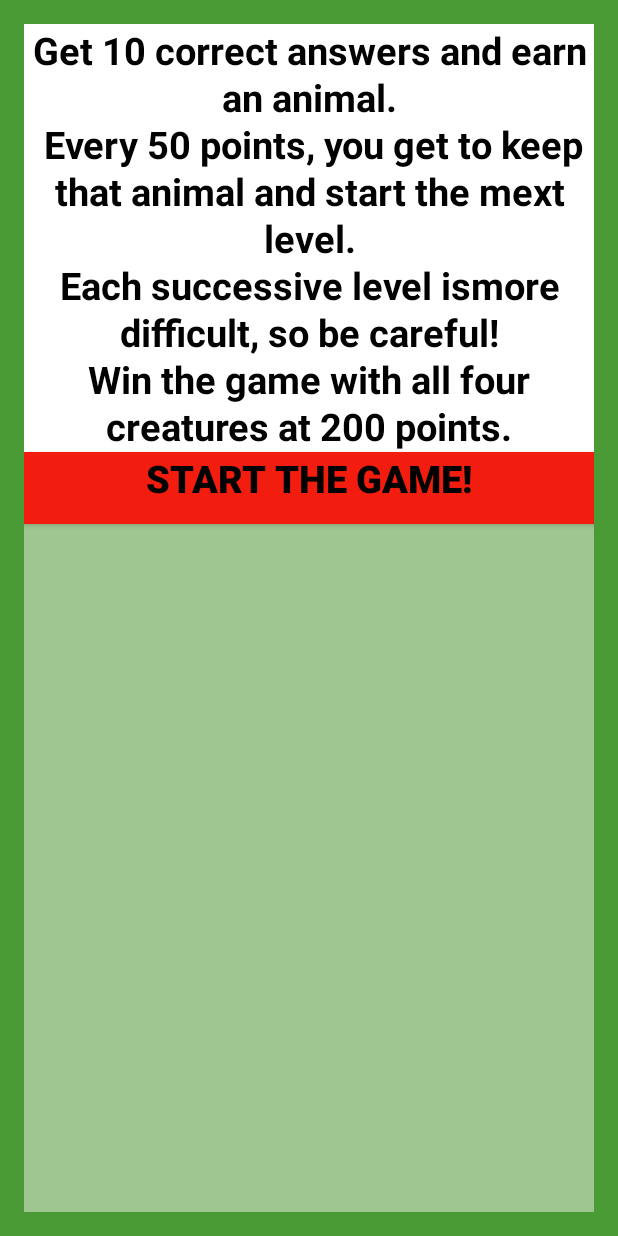
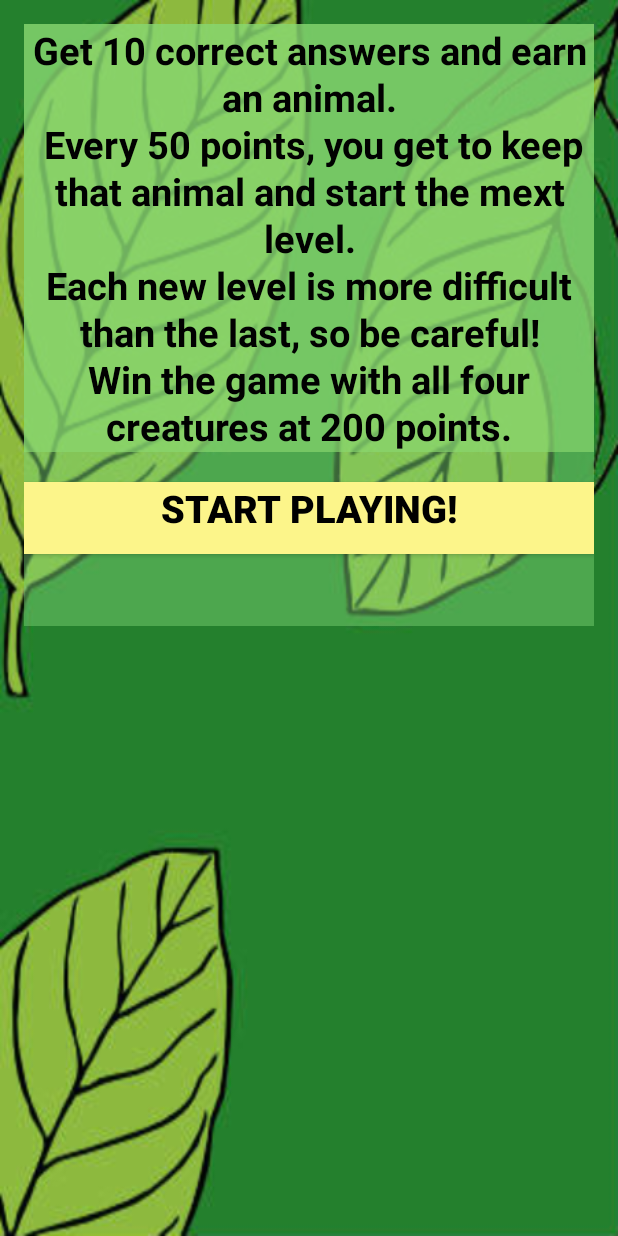
Before and after one commit to YSWilliger/Animal-Multiplication, an Android app: the GameActivity screen opened directly, with no data from a screen before it, on a phone screen of 412 x 824 dp. Run offline under Robolectric (Android 15) with nearby library versions, the phone set to English and light mode, and no system bars; our stand-ins replace AdMob.

Commit message:
Working game with fixed layout

```diff
--- a/app/src/main/java/com/maza/animalmultiplication/GameActivity.java
+++ b/app/src/main/java/com/maza/animalmultiplication/GameActivity.java
@@ -273,7 +273,7 @@ public class GameActivity extends AppCompatActivity implements TextView.OnEditor
 
         helpText.setText("Get 10 correct answers and earn an animal.\n Every 50 points," +
                 " you get to keep that animal and start the mext level.\n" +
-                "Each successive level ismore difficult, so be careful!\n" +
+                "Each new level is more difficult than the last, so be careful!\n" +
                 "Win the game with all four creatures at 200 points."
         );
 
--- a/app/src/main/res/layout/content_game.xml
+++ b/app/src/main/res/layout/content_game.xml
@@ -13,7 +13,7 @@
     app:layout_behavior="@string/appbar_scrolling_view_behavior"
     tools:context="com.maza.animalmultiplication.GameActivity"
     tools:showIn="@layout/activity_game"
-    android:background="#4a9a36">
+    android:background="@drawable/leaves1">
 
     <LinearLayout
         android:orientation="vertical"
@@ -28,19 +28,19 @@
     <LinearLayout
         android:orientation="horizontal"
         android:layout_width="match_parent"
-        android:layout_height="wrap_content">
+        android:layout_height="wrap_content"
+        android:layout_marginBottom="5dp">
 
         <ImageView
-            android:layout_width="64dp"
-            android:layout_height="50dp"
+            android:layout_width="55dp"
+            android:layout_height="55dp"
             android:id="@+id/qImageView"
-            android:src="@drawable/redquestion"
+            android:src="@drawable/redquestion1"
             android:layout_alignParentTop="true"
             android:layout_alignParentEnd="true"
             android:layout_weight="1.19"
             android:onClick="displayHelp"
             android:clickable="true"
-            android:padding="3dp"
             android:textAlignment="center"/>
 
         <ImageView
@@ -76,8 +76,8 @@
             android:layout_weight="1"/>
 
         <TextView
-            android:layout_width="wrap_content"
-            android:layout_height="50dp"
+            android:layout_width="75dp"
+            android:layout_height="55dp"
             android:id="@+id/pointsCounter"
             android:textSize="40sp"
             android:background="#e5f320"
@@ -95,14 +95,15 @@
             android:layout_height="50dp"
             android:id="@+id/correctView"
             android:textSize="40sp"
-        android:background="#61f6e2"
+            android:background="#fcf58a"
             android:textAlignment="center"
             android:textStyle="bold"
             android:textColor="@android:color/black"
-        android:layout_marginTop="5dp"
-        android:layout_marginRight="10dp"
-        android:layout_marginBottom="0dp"
-        android:textIsSelectable="false"/>
+            android:textIsSelectable="false"
+            android:layout_alignParentEnd="true"
+            android:layout_below="@+id/playButton"
+            android:layout_alignParentLeft="true"
+            android:layout_marginTop="5dp"/>
 
         <LinearLayout
         android:orientation="horizontal"
@@ -170,7 +171,7 @@
             android:textAlignment="center"
             android:textStyle="bold"
             android:textColor="@android:color/black"
-            android:background="#43f057"
+            android:background="#fcf58a"
             android:layout_marginLeft="15dp"
             android:layout_marginTop="10dp"
             android:layout_marginRight="15dp"
@@ -194,7 +195,7 @@
             android:layout_width="50dp"
             android:layout_height="50dp"
             android:id="@+id/mathText2"
-            android:background="#34e048"
+            android:background="#fcf58a"
             android:textAlignment="center"
             android:textStyle="bold"
             android:textSize="40sp"
@@ -212,15 +213,16 @@
 
     <EditText
         android:layout_width="match_parent"
-        android:layout_height="35dp"
+        android:layout_height="50dp"
         android:imeOptions="actionDone"
         android:inputType="number"
         android:ems="10"
         android:id="@+id/enterAnsText"
         android:textAlignment="center"
         android:textSize="30sp"
-        android:layout_marginLeft="10dp"
-        android:background="#e5f320"/>
+        android:background="#fcf58a"
+        android:layout_marginBottom="5dp"
+        android:autoText="true"/>
 
         <com.google.android.gms.ads.AdView
             android:layout_width="wrap_content"
@@ -236,29 +238,28 @@
     </LinearLayout>
 
     <RelativeLayout
-        android:layout_width="wrap_content"
-        android:layout_height="match_parent"
+        android:layout_width="match_parent"
+        android:layout_height="wrap_content"
         android:id="@+id/helpScreen"
-        android:background="#79fdf7f7"
         android:layout_alignParentTop="true"
         android:layout_alignParentStart="true"
-        android:nestedScrollingEnabled="false">
+        android:nestedScrollingEnabled="false"
+        android:background="#797ad172">
 
         <TextView
             android:layout_width="match_parent"
             android:layout_height="wrap_content"
             android:id="@+id/helpText"
-            android:layout_centerHorizontal="true"
-            android:layout_alignParentTop="true"
             android:textColor="#010101"
             android:textAlignment="center"
             android:textSize="25dp"
             android:lineSpacingExtra="2dp"
             android:autoText="false"
-            android:background="#ffffff"
+            android:background="#a68ad971"
             android:typeface="sans"
             android:textStyle="bold"
-            />
+            android:layout_alignParentStart="true"
+            android:layout_marginBottom="20dp"/>
 
         <Button
             android:layout_width="match_parent"
@@ -267,20 +268,21 @@
             android:id="@+id/closeButton"
             android:onClick="closeHelp"
             android:nestedScrollingEnabled="false"
-            android:background="#ffffff"
+            android:background="#fcf58a"
             android:textAlignment="center"
             android:textColor="#000000"
             android:textStyle="bold"
             android:textSize="25dp"
             android:padding="5dp"
-            android:gravity="center_horizontal"/>
+            android:gravity="center_horizontal"
+            android:layout_below="@+id/playButton"
+            android:layout_alignParentStart="true"/>
 
         <Button
             android:layout_width="match_parent"
             android:layout_height="wrap_content"
-            android:text="START THE GAME!"
+            android:text="START PLAYING!"
             android:id="@+id/playButton"
-            android:layout_below="@+id/helpText"
             android:gravity="center_horizontal"
             android:textColor="@android:color/black"
             android:textSize="25dp"
@@ -288,8 +290,9 @@
             android:onClick="startGame"
             android:nestedScrollingEnabled="false"
             android:layout_weight="0.3"
-            android:background="#f21d0e"/>
-
+            android:background="#fcf58a"
+            android:layout_below="@+id/helpText"
+            android:layout_alignParentLeft="true"/>
 
 
     </RelativeLayout>
```
Also changed, not shown: app/src/main/res/drawable/leaves.jpg (added), app/src/main/res/drawable/leaves1.jpg (added), app/src/main/res/drawable/redquestion1.jpg (added). Lines whose indentation alone changed are shown as unchanged.
